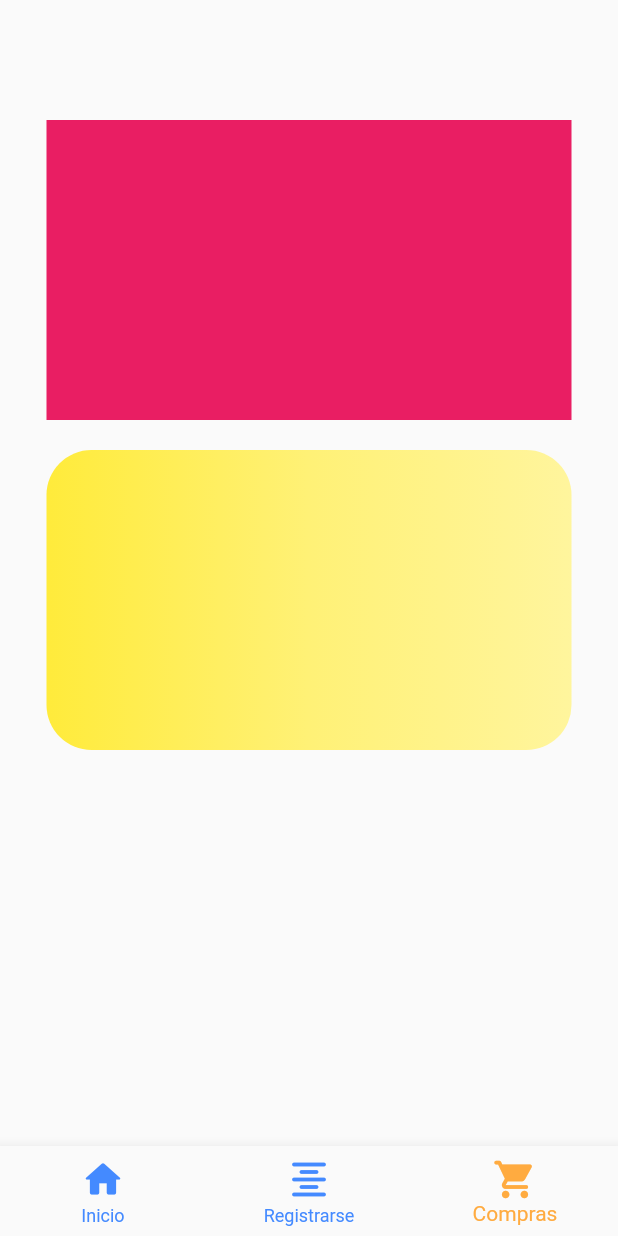
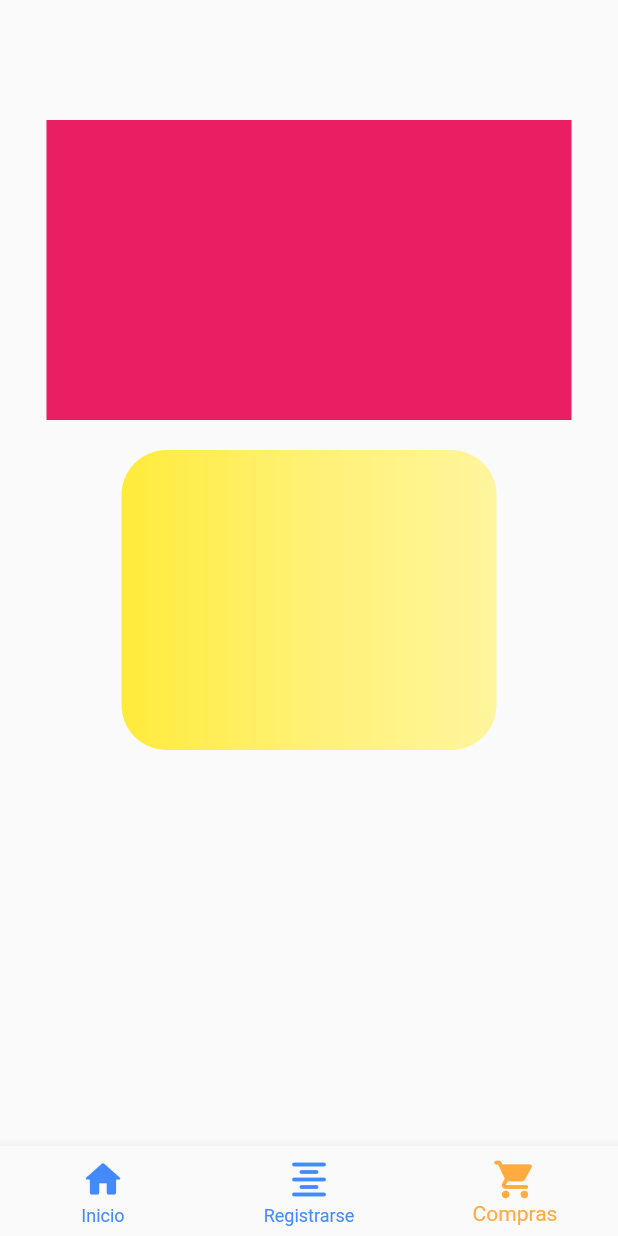
Before and after one commit to Najeragim/And_U3_7_Burger, a Flutter app: the screen it shows after launch, item 3 of the bottom bar chosen, on a phone screen of 412 x 824 dp. Run offline on Flutter 3.47's test engine with Material 2 defaults, Android fonts, the phone set to English and light mode, and no system bars.

```diff
--- a/lib/pages/third_page.dart
+++ b/lib/pages/third_page.dart
@@ -35,7 +35,7 @@ class _ThirdPageState extends State<ThirdPage> {
             SizedBox(height: 20.0,),
             Container(
               height: 200,
-              width: 350,
+              width: 250,
               decoration: BoxDecoration(
                 borderRadius: BorderRadius.circular(30.0),
                 gradient: LinearGradient(
```
Also changed, not shown: 1 other file.
